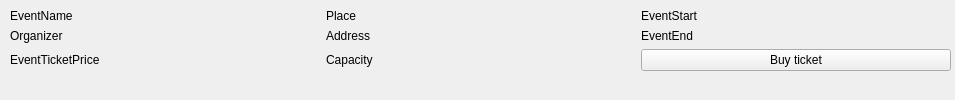
Qt form eventitemwidget.ui (Anuon/TicketTrader) before a commit.
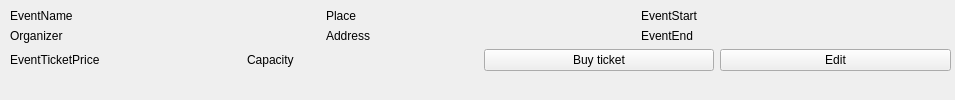
The same form after that commit.

Patch:
```diff
--- a/eventitemwidget.ui
+++ b/eventitemwidget.ui
@@ -13,6 +13,9 @@
   <property name="windowTitle">
    <string>Form</string>
   </property>
+  <property name="styleSheet">
+   <string notr="true"/>
+  </property>
   <widget class="QWidget" name="verticalLayoutWidget">
    <property name="geometry">
     <rect>
@@ -111,6 +114,13 @@
         </property>
        </widget>
       </item>
+      <item>
+       <widget class="QPushButton" name="pushButton_2">
+        <property name="text">
+         <string>Edit</string>
+        </property>
+       </widget>
+      </item>
      </layout>
     </item>
     <item>
```
